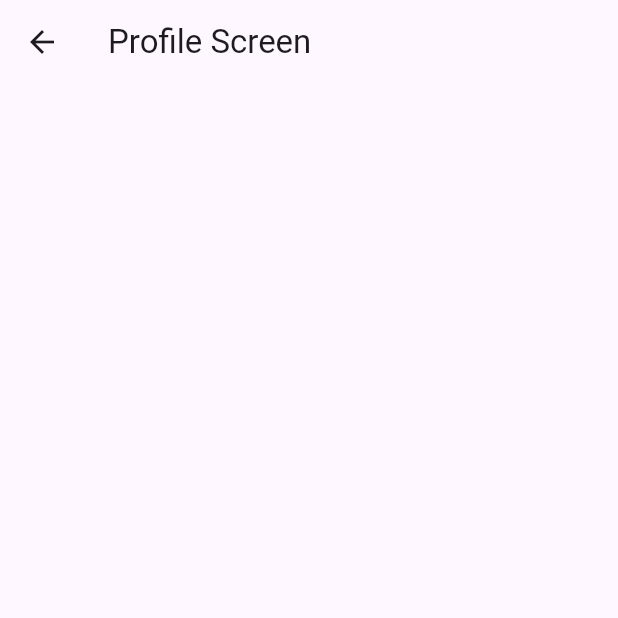
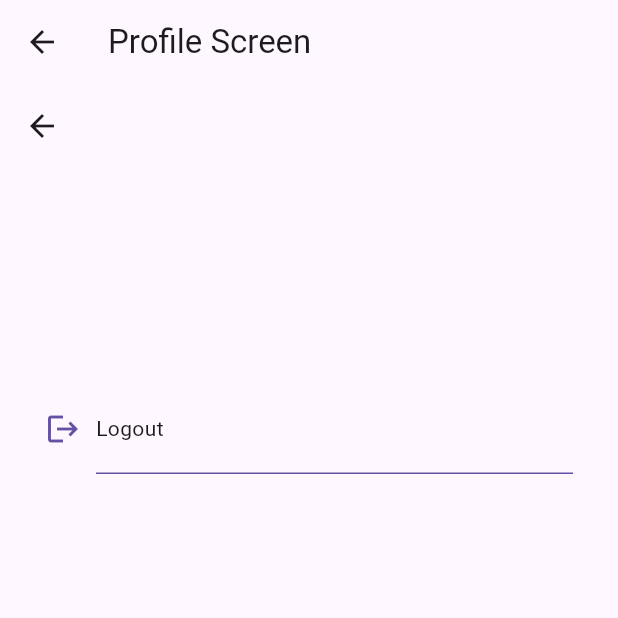
Before and after one commit to Tristaaaaan/athousandwords, a Flutter app: the ProfileScreen screen opened directly, on a phone screen of 412 x 824 dp, the top half of it. Run offline on Flutter 3.47's test engine with Material 3 defaults, Android fonts, the phone set to English and light mode, and no system bars; our stand-ins replace cloud_firestore, firebase_auth, firebase_core, firebase_messaging, flutter_riverpod, flutter_svg and 5 more; accounts and stored records are empty; generated files the repository leaves out were written again.

Commit message:
feature: logout

```diff
--- a/lib/core/appmodels/users.dart
+++ b/lib/core/appmodels/users.dart
@@ -13,6 +13,7 @@ class UserData with _$UserData {
     required String email,
     String? fcmToken,
     String? imageUrl,
+    String? storyId,
   }) = _UserData;
 
   factory UserData.fromJson(Map<String, dynamic> json) =>
--- a/lib/features/profile/presentation/screen/profile_screen.dart
+++ b/lib/features/profile/presentation/screen/profile_screen.dart
@@ -1,10 +1,39 @@
+import 'package:athousandwords/features/authentication/auth_services.dart';
 import 'package:flutter/material.dart';
+import 'package:flutter_riverpod/flutter_riverpod.dart';
 
-class ProfileScreen extends StatelessWidget {
+import '../widgets/profile_settings_container.dart';
+
+class ProfileScreen extends ConsumerWidget {
   const ProfileScreen({super.key});
 
   @override
-  Widget build(BuildContext context) {
-    return Scaffold(appBar: AppBar(title: const Text('Profile Screen')));
+  Widget build(BuildContext context, WidgetRef ref) {
+    AuthServices authServices = AuthServices();
+    return Scaffold(
+      appBar: AppBar(title: const Text('Profile Screen')),
+      body: CustomScrollView(
+        slivers: [
+          SliverAppBar(
+            expandedHeight: 200.0,
+            flexibleSpace: FlexibleSpaceBar(
+              background: Stack(children: [Container()]),
+            ),
+          ),
+
+          SliverList(
+            delegate: SliverChildListDelegate([
+              ProfileSettingsContainer(
+                icon: Icons.logout,
+                title: 'Logout',
+                onTap: () async {
+                  await authServices.signOutAccount(ref);
+                },
+              ),
+            ]),
+          ),
+        ],
+      ),
+    );
   }
 }
--- /dev/null
+++ b/lib/features/profile/presentation/widgets/profile_settings_container.dart
@@ -0,0 +1,47 @@
+import 'package:flutter/material.dart';
+
+class ProfileSettingsContainer extends StatelessWidget {
+  final String title;
+  final IconData icon;
+  final void Function()? onTap;
+
+  const ProfileSettingsContainer({
+    super.key,
+    required this.title,
+    required this.icon,
+    this.onTap,
+  });
+
+  @override
+  Widget build(BuildContext context) {
+    return InkWell(
+      onTap: onTap,
+      child: Container(
+        height: 60,
+        width: double.infinity,
+        padding: const EdgeInsets.symmetric(horizontal: 10),
+        margin: const EdgeInsets.symmetric(horizontal: 20),
+        child: Row(
+          children: [
+            Icon(icon, color: Theme.of(context).colorScheme.primary),
+            const SizedBox(width: 10),
+            Expanded(
+              child: Container(
+                alignment: Alignment.centerLeft,
+                decoration: BoxDecoration(
+                  border: Border(
+                    bottom: BorderSide(
+                      width: 1,
+                      color: Theme.of(context).colorScheme.primary,
+                    ),
+                  ),
+                ),
+                child: Text(title, style: const TextStyle(fontSize: 14)),
+              ),
+            ),
+          ],
+        ),
+      ),
+    );
+  }
+}
```
